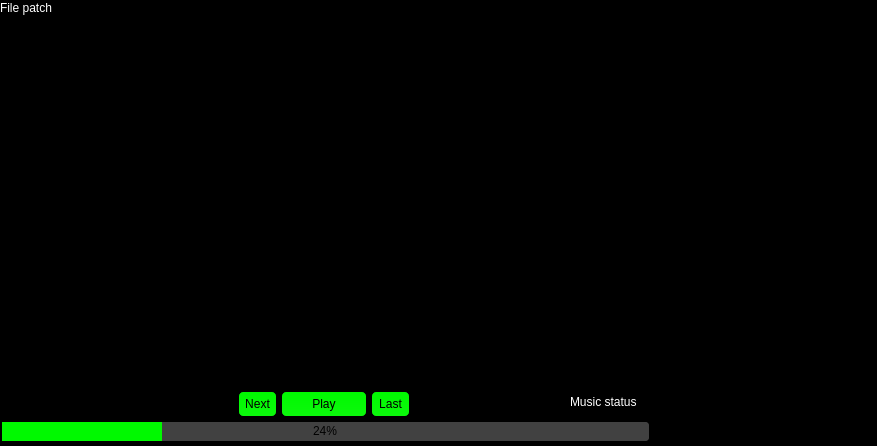
The window that mainwindow.ui (Blinc13/Music-Player-Qt) describes before a commit, drawn with Qt 5.
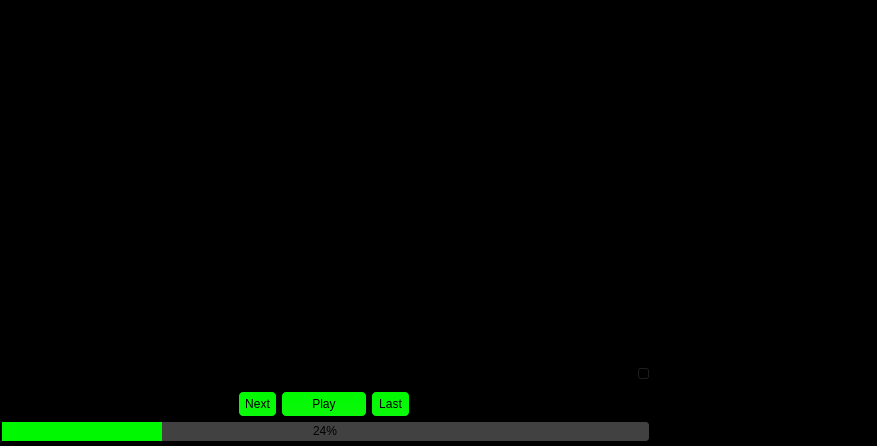
The same window after the commit.

Patch:
```diff
--- a/mainwindow.ui
+++ b/mainwindow.ui
@@ -215,187 +215,21 @@
 }</string>
   </property>
   <widget class="QWidget" name="centralwidget">
-   <property name="palette">
-    <palette>
-     <active>
-      <colorrole role="WindowText">
-       <brush brushstyle="SolidPattern">
-        <color alpha="255">
-         <red>255</red>
-         <green>255</green>
-         <blue>255</blue>
-        </color>
-       </brush>
-      </colorrole>
-      <colorrole role="Button">
-       <brush brushstyle="SolidPattern">
-        <color alpha="255">
-         <red>0</red>
-         <green>0</green>
-         <blue>0</blue>
-        </color>
-       </brush>
-      </colorrole>
-      <colorrole role="Text">
-       <brush brushstyle="SolidPattern">
-        <color alpha="255">
-         <red>255</red>
-         <green>255</green>
-         <blue>255</blue>
-        </color>
-       </brush>
-      </colorrole>
-      <colorrole role="ButtonText">
-       <brush brushstyle="SolidPattern">
-        <color alpha="255">
-         <red>255</red>
-         <green>255</green>
-         <blue>255</blue>
-        </color>
-       </brush>
-      </colorrole>
-      <colorrole role="Base">
-       <brush brushstyle="SolidPattern">
-        <color alpha="255">
-         <red>0</red>
-         <green>0</green>
-         <blue>0</blue>
-        </color>
-       </brush>
-      </colorrole>
-      <colorrole role="Window">
-       <brush brushstyle="SolidPattern">
-        <color alpha="255">
-         <red>0</red>
-         <green>0</green>
-         <blue>0</blue>
-        </color>
-       </brush>
-      </colorrole>
-     </active>
-     <inactive>
-      <colorrole role="WindowText">
-       <brush brushstyle="SolidPattern">
-        <color alpha="255">
-         <red>255</red>
-         <green>255</green>
-         <blue>255</blue>
-        </color>
-       </brush>
-      </colorrole>
-      <colorrole role="Button">
-       <brush brushstyle="SolidPattern">
-        <color alpha="255">
-         <red>0</red>
-         <green>0</green>
-         <blue>0</blue>
-        </color>
-       </brush>
-      </colorrole>
-      <colorrole role="Text">
-       <brush brushstyle="SolidPattern">
-        <color alpha="255">
-         <red>255</red>
-         <green>255</green>
-         <blue>255</blue>
-        </color>
-       </brush>
-      </colorrole>
-      <colorrole role="ButtonText">
-       <brush brushstyle="SolidPattern">
-        <color alpha="255">
-         <red>255</red>
-         <green>255</green>
-         <blue>255</blue>
-        </color>
-       </brush>
-      </colorrole>
-      <colorrole role="Base">
-       <brush brushstyle="SolidPattern">
-        <color alpha="255">
-         <red>0</red>
-         <green>0</green>
-         <blue>0</blue>
-        </color>
-       </brush>
-      </colorrole>
-      <colorrole role="Window">
-       <brush brushstyle="SolidPattern">
-        <color alpha="255">
-         <red>0</red>
-         <green>0</green>
-         <blue>0</blue>
-        </color>
-       </brush>
-      </colorrole>
-     </inactive>
-     <disabled>
-      <colorrole role="WindowText">
-       <brush brushstyle="SolidPattern">
-        <color alpha="255">
-         <red>255</red>
-         <green>255</green>
-         <blue>255</blue>
-        </color>
-       </brush>
-      </colorrole>
-      <colorrole role="Button">
-       <brush brushstyle="SolidPattern">
-        <color alpha="255">
-         <red>0</red>
-         <green>0</green>
-         <blue>0</blue>
-        </color>
-       </brush>
-      </colorrole>
-      <colorrole role="Text">
-       <brush brushstyle="SolidPattern">
-        <color alpha="255">
-         <red>255</red>
-         <green>255</green>
-         <blue>255</blue>
-        </color>
-       </brush>
-      </colorrole>
-      <colorrole role="ButtonText">
-       <brush brushstyle="SolidPattern">
-        <color alpha="255">
-         <red>255</red>
-         <green>255</green>
-         <blue>255</blue>
-        </color>
-       </brush>
-      </colorrole>
-      <colorrole role="Base">
-       <brush brushstyle="SolidPattern">
-        <color alpha="255">
-         <red>0</red>
-         <green>0</green>
-         <blue>0</blue>
-        </color>
-       </brush>
-      </colorrole>
-      <colorrole role="Window">
-       <brush brushstyle="SolidPattern">
-        <color alpha="255">
-         <red>0</red>
-         <green>0</green>
-         <blue>0</blue>
-        </color>
-       </brush>
-      </colorrole>
-     </disabled>
-    </palette>
-   </property>
    <widget class="QListView" name="listView">
     <property name="geometry">
      <rect>
-      <x>655</x>
+      <x>660</x>
       <y>0</y>
       <width>221</width>
       <height>441</height>
      </rect>
     </property>
+    <property name="lineWidth">
+     <number>0</number>
+    </property>
+    <property name="modelColumn">
+     <number>0</number>
+    </property>
    </widget>
    <widget class="QPushButton" name="PlayButton">
     <property name="geometry">
@@ -445,48 +279,6 @@
      <string>Next</string>
     </property>
    </widget>
-   <widget class="QRadioButton" name="MusicStat">
-    <property name="geometry">
-     <rect>
-      <x>550</x>
-      <y>390</y>
-      <width>99</width>
-      <height>24</height>
-     </rect>
-    </property>
-    <property name="text">
-     <string>Music status</string>
-    </property>
-    <property name="checkable">
-     <bool>false</bool>
-    </property>
-    <property name="checked">
-     <bool>false</bool>
-    </property>
-   </widget>
-   <widget class="QLineEdit" name="MusicFile">
-    <property name="geometry">
-     <rect>
-      <x>0</x>
-      <y>20</y>
-      <width>411</width>
-      <height>28</height>
-     </rect>
-    </property>
-   </widget>
-   <widget class="QLabel" name="label">
-    <property name="geometry">
-     <rect>
-      <x>0</x>
-      <y>0</y>
-      <width>131</width>
-      <height>16</height>
-     </rect>
-    </property>
-    <property name="text">
-     <string>File patch</string>
-    </property>
-   </widget>
    <widget class="QProgressBar" name="progressBar">
     <property name="geometry">
      <rect>
@@ -500,6 +292,25 @@
      <number>24</number>
     </property>
    </widget>
+   <widget class="QSlider" name="VolumeSlider">
+    <property name="geometry">
+     <rect>
+      <x>630</x>
+      <y>240</y>
+      <width>20</width>
+      <height>141</height>
+     </rect>
+    </property>
+    <property name="orientation">
+     <enum>Qt::Vertical</enum>
+    </property>
+    <property name="tickPosition">
+     <enum>QSlider::TicksAbove</enum>
+    </property>
+    <property name="tickInterval">
+     <number>19</number>
+    </property>
+   </widget>
   </widget>
  </widget>
  <resources/>
```
